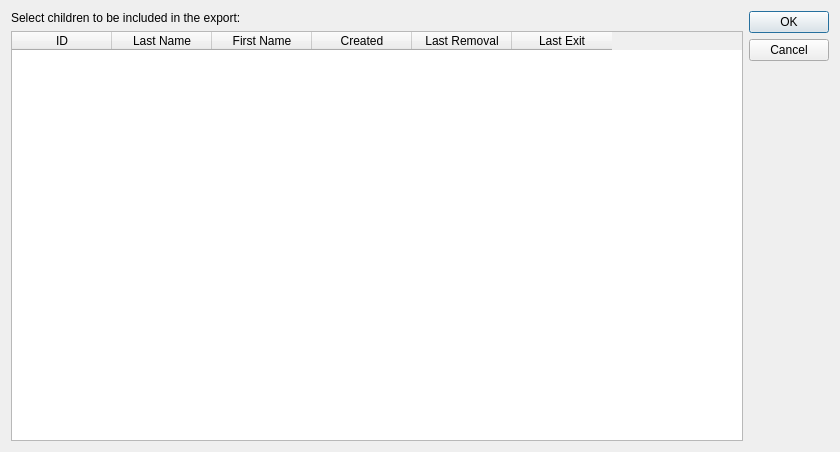
This is ui/ui_export_dialog.ui in zstamper/AFCARS-AXE as Qt 5 draws it before an edit. The edited form follows.
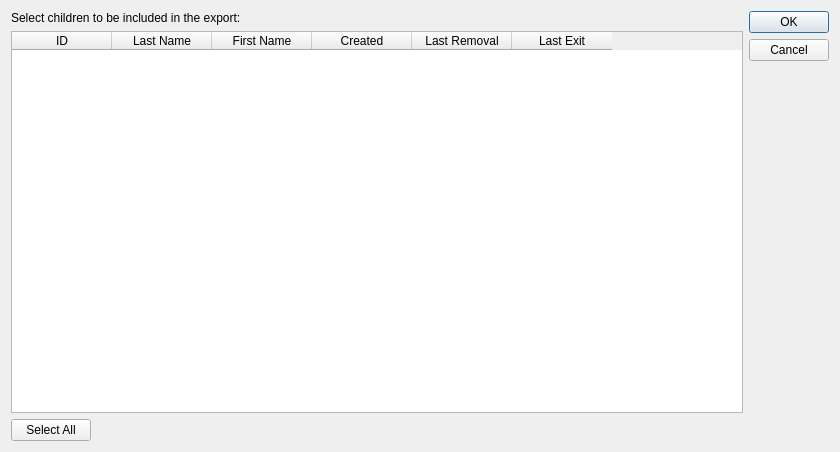
This is the edited form.

What changed in the file:
```diff
--- a/ui/ui_export_dialog.ui
+++ b/ui/ui_export_dialog.ui
@@ -21,7 +21,7 @@
   <property name="modal">
    <bool>true</bool>
   </property>
-  <layout class="QHBoxLayout" name="horizontalLayout">
+  <layout class="QHBoxLayout" name="horizontalLayout_2">
    <item>
     <layout class="QVBoxLayout" name="verticalLayout">
      <item>
@@ -95,6 +95,30 @@
        </column>
       </widget>
      </item>
+     <item>
+      <layout class="QHBoxLayout" name="horizontalLayout">
+       <item>
+        <widget class="QPushButton" name="select_button">
+         <property name="text">
+          <string>Select All</string>
+         </property>
+        </widget>
+       </item>
+       <item>
+        <spacer name="horizontalSpacer">
+         <property name="orientation">
+          <enum>Qt::Horizontal</enum>
+         </property>
+         <property name="sizeHint" stdset="0">
+          <size>
+           <width>40</width>
+           <height>20</height>
+          </size>
+         </property>
+        </spacer>
+       </item>
+      </layout>
+     </item>
     </layout>
    </item>
    <item>
```
